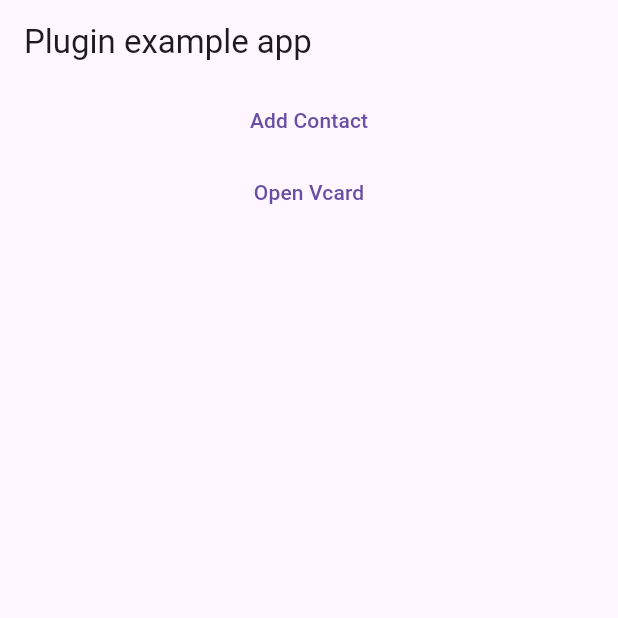
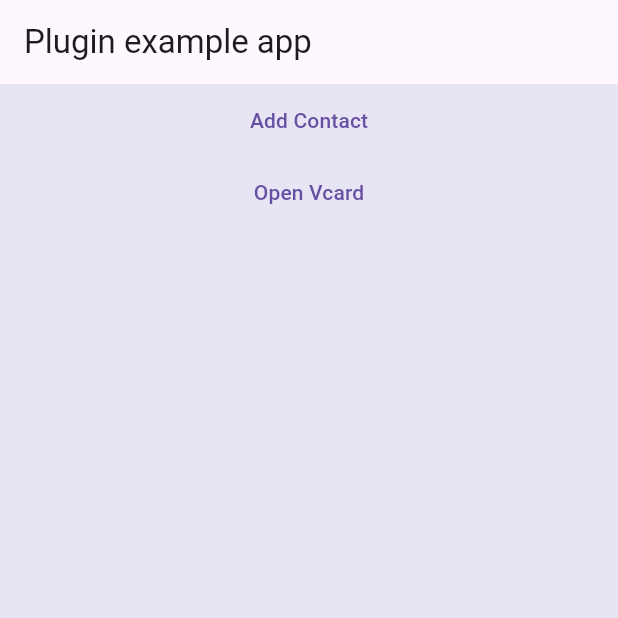
Before and after one commit to hoangduchuu/add_contact_plugin, a Flutter app: the screen it shows after launch, after a tap on "Add Contact", on a phone screen of 412 x 824 dp, the top half of it. Run offline on Flutter 3.47's test engine with Material 3 defaults, Android fonts, the phone set to English and light mode, and no system bars; our stand-ins replace plugin_platform_interface.

Commit message:
[DOC] update example

```diff
--- a/example/lib/main.dart
+++ b/example/lib/main.dart
@@ -1,10 +1,13 @@
 import 'dart:developer';
 
 import 'package:add_contact_ios/contact_model.dart';
+import 'package:add_contact_ios_example/qrcode_utils.dart';
 import 'package:flutter/material.dart';
 
 import 'package:flutter/services.dart';
 import 'package:add_contact_ios/add_contact_ios.dart';
+
+import 'dart:math' as math;
 
 void main() {
   runApp(const MyApp());
@@ -35,14 +38,18 @@ class _MyAppState extends State<MyApp> {
           title: const Text('Plugin example app'),
         ),
         body: Center(
+          child: Container(
+            width: double.infinity,
+            // random background color
+            color: Color((math.Random().nextDouble() * 0xFFFFFF).toInt()).withOpacity(0.1),
             child: Column(
               children: [
                 TextButton(
                   onPressed: () {
                     var contact = mockContact;
-                  _addContactIosPlugin
-                      .addContact(contact: contact)
-                      .then((value) {
+                    var vCard = QrCodeUtils.extractContactInfo(code: vCardString2);
+
+                    _addContactIosPlugin.addContact(contact: mockContact).then((value) {
                       log('Add contact success!:  ${value.toString()}');
                     }).catchError((onError) {
                       log('Add contact error!:  ${onError.toString()}');
@@ -52,8 +59,10 @@ class _MyAppState extends State<MyApp> {
                 ),
                 TextButton(
                   onPressed: () {
+                    var vCard = QrCodeUtils.extractContactInfo(code: vCardString2);
+                    log('vCard: ${vCard?.toMap()}');
                     _addContactIosPlugin
-                      .openVCard(contact: mockContact)
+                        .openVCard(contact: QrCodeUtils.extractContactInfo(code: vCardString2) ?? Contact())
                         .then((value) {
                       log('Open vCard Success ${value.toString()}');
                     }).catchError((onError) {
@@ -63,6 +72,7 @@ class _MyAppState extends State<MyApp> {
                   child: const Text('Open Vcard'),
                 ),
               ],
+            ),
           ),
         ),
       ),
@@ -137,3 +147,15 @@ ADR;WORK;PREF:;;80 Quoc Lo 13; ;;;
 URL;WORK:carrots.so
 EMAIL;PREF;INTERNET:huu@carrots.so
 END:VCARD''';
+
+var vCardString2 = '''BEGIN:VCARD
+VERSION:2.1
+N;CHARSET=UTF-8:Sartori;Nahuel
+FN;CHARSET=UTF-8:Nahuel Sartori
+TEL;HOME;VOICE:645488495
+ORG;CHARSET=UTF-8:Carrot\'s Lab
+TEL;WORK;FAX:08039
+ADR;CHARSET=UTF-8;WORK;PREF:;;Passeig del Mare Nostrum\, 15\, Ciutat Vella;Barcelona;08039;Spain
+EMAIL:sartorinahuel@gmail.com
+URL:gooogle.com
+END:VCARD''';
--- /dev/null
+++ b/example/lib/qrcode_utils.dart
@@ -0,0 +1,214 @@
+import 'package:add_contact_ios/contact_model.dart';
+
+class QrCodeUtils {
+  //region contact info
+  static Contact? extractContactInfo({required String code}) {
+    try {
+      if (code.startsWith('BEGIN:VCARD')) {
+        return _extractVCard(code);
+      } else if (code.startsWith('MECARD:')) {
+        return _extractMeCard(code);
+      } else {
+        return null;
+      }
+    } on Exception catch (_) {
+      return null;
+    }
+  }
+
+  static Contact _extractVCard(String code) {
+    final lines = code.split('\n');
+    final contact = Contact();
+    String? currentKey;
+    String currentValue = '';
+
+    for (var line in lines) {
+      if (line.startsWith(' ') && currentKey != null) {
+        // This is a continuation of the previous line
+        currentValue += line.trim();
+      } else {
+        // Process the previous key-value pair
+        if (currentKey != null) {
+          _processVCardField(contact, currentKey, currentValue);
+        }
+
+        // Start a new key-value pair
+        final parts = line.split(':');
+        if (parts.length >= 2) {
+          currentKey = parts[0].split(';')[0];
+          currentValue = parts.sublist(1).join(':').trim();
+        }
+      }
+    }
+
+    // Process the last key-value pair
+    if (currentKey != null) {
+      _processVCardField(contact, currentKey, currentValue);
+    }
+
+    return contact;
+  }
+
+  static void _processVCardField(Contact contact, String key, String value) {
+    switch (key) {
+      case 'N':
+        final nameParts = value.split(';');
+        contact.familyName = nameParts.isNotEmpty && nameParts[0].isNotEmpty ? nameParts[0] : null;
+        contact.givenName = nameParts.length > 1 && nameParts[1].isNotEmpty ? nameParts[1] : null;
+        contact.middleName = nameParts.length > 2 && nameParts[2].isNotEmpty ? nameParts[2] : null;
+        contact.prefix = nameParts.length > 3 && nameParts[3].isNotEmpty ? nameParts[3] : null;
+        contact.suffix = nameParts.length > 4 && nameParts[4].isNotEmpty ? nameParts[4] : null;
+        break;
+      case 'FN':
+        contact.displayName = value.isNotEmpty ? value : null;
+        break;
+      case 'ORG':
+        contact.company = value.isNotEmpty ? value : null;
+        break;
+      case 'TITLE':
+        contact.jobTitle = value.isNotEmpty ? value : null;
+        break;
+      case 'TEL':
+        contact.phones ??= [];
+        String? label = 'other';
+        if (key.contains('TYPE=')) {
+          final typeMatch = RegExp(r'TYPE=(\w+)').firstMatch(key);
+          if (typeMatch != null) {
+            label = typeMatch.group(1)?.toLowerCase();
+          }
+        } else if (key.contains('WORK')) {
+          label = 'work';
+        } else if (key.contains('CELL')) {
+          label = 'mobile';
+        } else if (key.contains('FAX')) {
+          label = 'fax';
+        } else if (key.contains('HOME')) {
+          label = 'home';
+        }
+        contact.phones!.add(Item(label: label, value: value.isNotEmpty ? value : null));
+        break;
+      case 'EMAIL':
+        contact.emails ??= [];
+        String? label = 'other';
+        if (key.contains('TYPE=')) {
+          final typeMatch = RegExp(r'TYPE=(\w+)').firstMatch(key);
+          if (typeMatch != null) {
+            label = typeMatch.group(1)?.toLowerCase();
+          }
+        } else if (key.contains('WORK')) {
+          label = 'work';
+        } else if (key.contains('HOME')) {
+          label = 'home';
+        }
+        contact.emails!.add(Item(label: label, value: value.isNotEmpty ? value : null));
+        break;
+      case 'ADR':
+        final addressParts = value.split(';');
+        contact.postalAddresses ??= [];
+        String? label = 'other';
+        if (key.contains('TYPE=')) {
+          final typeMatch = RegExp(r'TYPE=(\w+)').firstMatch(key);
+          if (typeMatch != null) {
+            label = typeMatch.group(1)?.toLowerCase();
+          }
+        } else if (key.contains('WORK')) {
+          label = 'work';
+        } else if (key.contains('HOME')) {
+          label = 'home';
+        }
+        contact.postalAddresses!.add(PostalAddress(
+          label: label,
+          street: addressParts.length > 2 && addressParts[2].isNotEmpty ? addressParts[2].replaceAll('\\,', ',') : null,
+          city: addressParts.length > 3 && addressParts[3].isNotEmpty ? addressParts[3] : null,
+          region: addressParts.length > 4 && addressParts[4].isNotEmpty ? addressParts[4] : null,
+          postcode: addressParts.length > 5 && addressParts[5].isNotEmpty ? addressParts[5] : null,
+          country: addressParts.length > 6 && addressParts[6].isNotEmpty ? addressParts[6] : null,
+        ));
+        break;
+      case 'NOTE':
+        contact.note = value.isNotEmpty ? value : null;
+        break;
+      case 'BDAY':
+        try {
+          contact.birthday = value.isNotEmpty ? DateTime.parse(value) : null;
+        } catch (e) {
+          // Invalid date format, ignore
+        }
+        break;
+      case 'URL':
+        contact.urlAddresses ??= [];
+        String? label = 'other';
+        if (key.contains('TYPE=')) {
+          final typeMatch = RegExp(r'TYPE=(\w+)').firstMatch(key);
+          if (typeMatch != null) {
+            label = typeMatch.group(1)?.toLowerCase();
+          }
+        } else if (key.contains('WORK')) {
+          label = 'work';
+        } else if (key.contains('HOME')) {
+          label = 'home';
+        }
+        contact.urlAddresses!.add(Item(label: label, value: value.isNotEmpty ? value : null));
+        break;
+    }
+  }
+
+  static Contact _extractMeCard(String code) {
+    final fields = code.substring(7).split(';');
+    final contact = Contact();
+
+    for (var field in fields) {
+      final parts = field.split(':');
+      if (parts.length < 2) continue;
+
+      final key = parts[0];
+      final value = parts.sublist(1).join(':');
+
+      switch (key) {
+        case 'N':
+          final nameParts = value.split(',');
+          contact.familyName = nameParts.isNotEmpty ? nameParts[0] : null;
+          contact.givenName = nameParts.length > 1 ? nameParts[1] : null;
+          break;
+        case 'TEL':
+          contact.phones ??= [];
+          contact.phones!.add(Item(value: value.isNotEmpty ? value : null));
+          break;
+        case 'EMAIL':
+          contact.emails ??= [];
+          contact.emails!.add(Item(value: value.isNotEmpty ? value : null));
+          break;
+        case 'ADR':
+          contact.postalAddresses ??= [];
+          contact.postalAddresses!.add(PostalAddress(
+            street: value.isNotEmpty ? value : null,
+          ));
+          break;
+        case 'NOTE':
+          contact.note = value.isNotEmpty ? value : null;
+          break;
+        case 'BDAY':
+          try {
+            contact.birthday = value.isNotEmpty ? DateTime.parse(value) : null;
+          } catch (e) {
+            // Invalid date format, ignore
+          }
+          break;
+        case 'ORG':
+          contact.company = value.isNotEmpty ? value : null;
+          break;
+        case 'TITLE':
+          contact.jobTitle = value.isNotEmpty ? value : null;
+          break;
+        case 'URL':
+          contact.urlAddresses ??= [];
+          contact.urlAddresses!.add(Item(value: value.isNotEmpty ? value : null));
+          break;
+      }
+    }
+
+    return contact;
+  }
+
+//endregion contact info
+}
```
Lines whose indentation alone changed are shown as unchanged.
